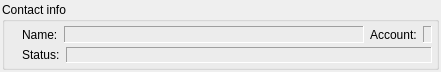
The window that trunk/src/plugins/messagewidgets/infowidget.ui (vacuum-im/vacuum-im) describes before a commit, drawn with Qt 5.
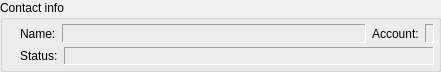
The same window after the commit.

What changed in the file:
```diff
--- a/trunk/src/plugins/messagewidgets/infowidget.ui
+++ b/trunk/src/plugins/messagewidgets/infowidget.ui
@@ -12,7 +12,7 @@
   </property>
   <layout class="QVBoxLayout">
    <property name="margin">
-    <number>2</number>
+    <number>0</number>
    </property>
    <item>
     <widget class="QGroupBox" name="grbContactInfo">
```
